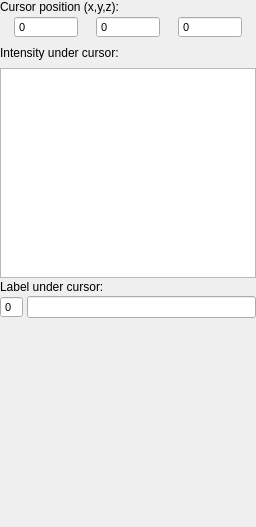
The window that GUI/Qt/Components/CursorInspector.ui (pyushkevich/itksnap) describes before a commit, drawn with Qt 5.
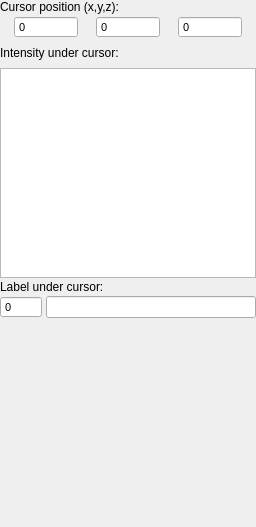
The same window after the commit.

Commit message: Fix to display of labels over 99

What changed in the file:
```diff
--- a/GUI/Qt/Components/CursorInspector.ui
+++ b/GUI/Qt/Components/CursorInspector.ui
@@ -267,6 +267,9 @@
        <property name="buttonSymbols">
         <enum>QAbstractSpinBox::NoButtons</enum>
        </property>
+       <property name="maximum">
+        <number>65536</number>
+       </property>
       </widget>
      </item>
      <item>
```
The commit also changes 2 other files.
